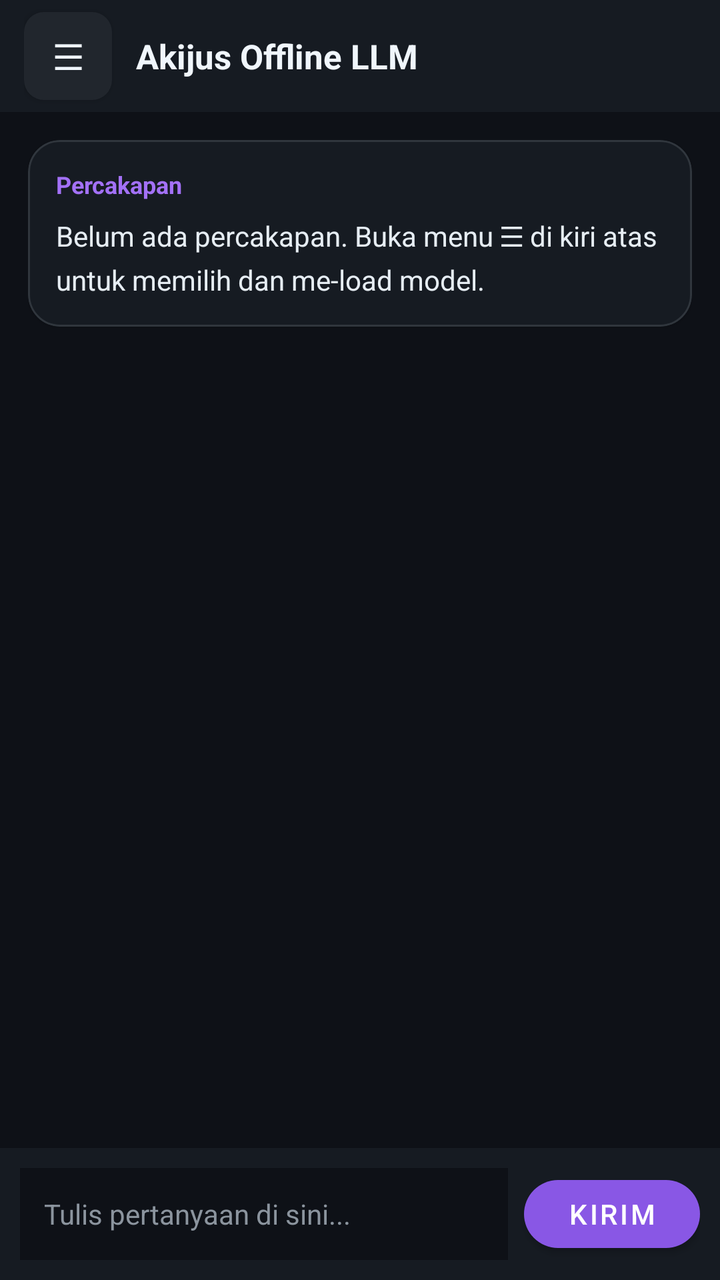
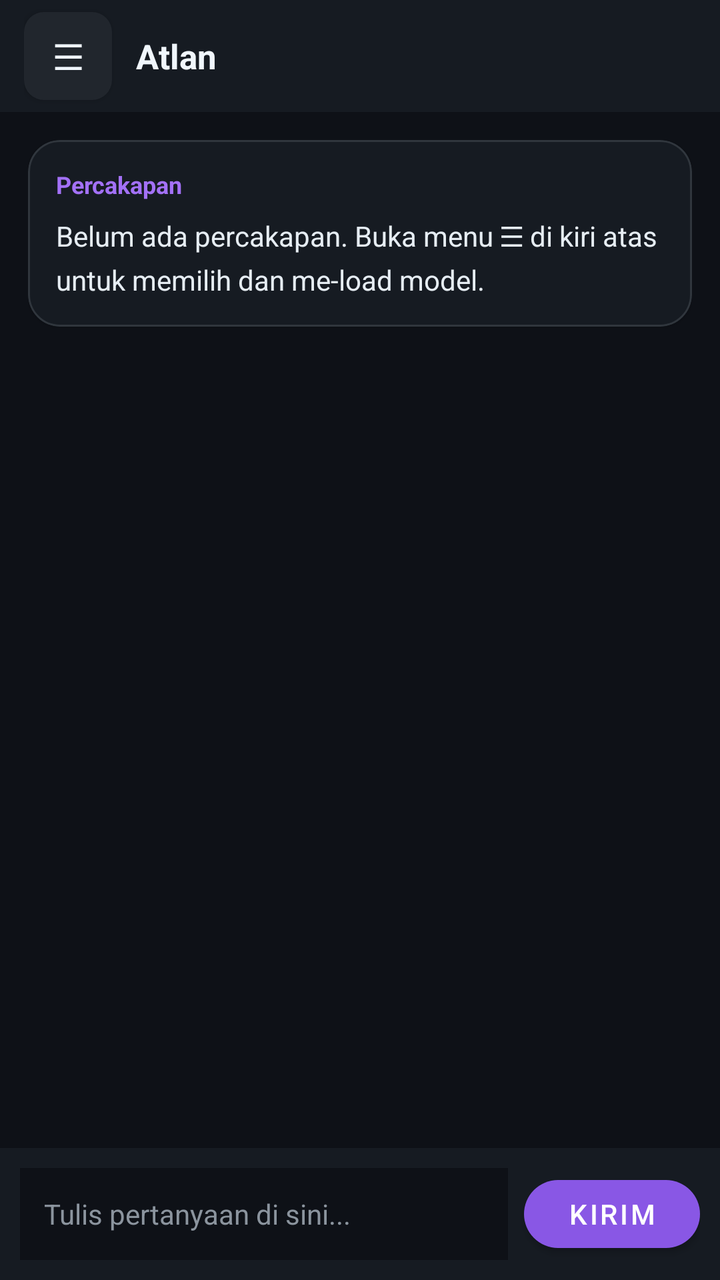

An Android layout rendered at two revisions. The XML below is the earlier revision; the diff shows what the commit changed to produce the second picture.
<!-- AndroidManifest.xml: application theme Theme.Akijus -->
<!-- res/layout/activity_main.xml -->
<?xml version="1.0" encoding="utf-8"?>
<androidx.drawerlayout.widget.DrawerLayout xmlns:android="http://schemas.android.com/apk/res/android"
    xmlns:app="http://schemas.android.com/apk/res-auto"
    android:id="@+id/drawerLayout"
    android:layout_width="match_parent"
    android:layout_height="match_parent"
    android:background="#0E1117">

    
    <androidx.constraintlayout.widget.ConstraintLayout
        android:layout_width="match_parent"
        android:layout_height="match_parent"
        android:background="#0E1117">

        
        <androidx.constraintlayout.widget.ConstraintLayout
            android:id="@+id/topBar"
            android:layout_width="0dp"
            android:layout_height="56dp"
            android:background="#161B22"
            android:paddingHorizontal="12dp"
            app:layout_constraintTop_toTopOf="parent"
            app:layout_constraintStart_toStartOf="parent"
            app:layout_constraintEnd_toEndOf="parent">

            <com.google.android.material.button.MaterialButton
                android:id="@+id/btnMenu"
                android:layout_width="44dp"
                android:layout_height="44dp"
                android:insetTop="0dp"
                android:insetBottom="0dp"
                android:padding="0dp"
                android:text="&#9776;"
                android:textColor="#F0F6FC"
                android:textSize="18sp"
                app:backgroundTint="#21262D"
                app:cornerRadius="10dp"
                app:layout_constraintTop_toTopOf="parent"
                app:layout_constraintBottom_toBottomOf="parent"
                app:layout_constraintStart_toStartOf="parent" />

            <TextView
                android:id="@+id/tvTitle"
                android:layout_width="0dp"
                android:layout_height="wrap_content"
                android:layout_marginStart="12dp"
                android:text="Akijus Offline LLM"
                android:textColor="#F0F6FC"
                android:textSize="17sp"
                android:textStyle="bold"
                app:layout_constraintTop_toTopOf="parent"
                app:layout_constraintBottom_toBottomOf="parent"
                app:layout_constraintStart_toEndOf="@id/btnMenu"
                app:layout_constraintEnd_toEndOf="parent" />
        </androidx.constraintlayout.widget.ConstraintLayout>

        
        <ScrollView
            android:id="@+id/scrollChat"
            android:layout_width="0dp"
            android:layout_height="0dp"
            android:padding="14dp"
            app:layout_constraintTop_toBottomOf="@id/topBar"
            app:layout_constraintBottom_toTopOf="@id/inputBar"
            app:layout_constraintStart_toStartOf="parent"
            app:layout_constraintEnd_toEndOf="parent">

            <com.google.android.material.card.MaterialCardView
                android:layout_width="match_parent"
                android:layout_height="wrap_content"
                app:cardBackgroundColor="#161B22"
                app:cardCornerRadius="16dp"
                app:strokeColor="#30363D"
                app:strokeWidth="1dp">

                <LinearLayout
                    android:layout_width="match_parent"
                    android:layout_height="wrap_content"
                    android:orientation="vertical"
                    android:padding="14dp">

                    <TextView
                        android:layout_width="wrap_content"
                        android:layout_height="wrap_content"
                        android:text="Percakapan"
                        android:textColor="#A371F7"
                        android:textSize="12sp"
                        android:textStyle="bold" />

                    <TextView
                        android:id="@+id/tvOutput"
                        android:layout_width="match_parent"
                        android:layout_height="wrap_content"
                        android:layout_marginTop="8dp"
                        android:lineSpacingExtra="5dp"
                        android:text="Belum ada percakapan. Buka menu &#9776; di kiri atas untuk memilih dan me-load model."
                        android:textColor="#E6EDF3"
                        android:textIsSelectable="true"
                        android:textSize="14sp" />
                </LinearLayout>
            </com.google.android.material.card.MaterialCardView>
        </ScrollView>

        
        <androidx.constraintlayout.widget.ConstraintLayout
            android:id="@+id/inputBar"
            android:layout_width="0dp"
            android:layout_height="wrap_content"
            android:background="#161B22"
            android:padding="10dp"
            app:layout_constraintBottom_toBottomOf="parent"
            app:layout_constraintStart_toStartOf="parent"
            app:layout_constraintEnd_toEndOf="parent">

            <EditText
                android:id="@+id/etPrompt"
                android:layout_width="0dp"
                android:layout_height="wrap_content"
                android:layout_marginEnd="8dp"
                android:background="#0E1117"
                android:hint="Tulis pertanyaan di sini..."
                android:inputType="textMultiLine"
                android:maxLines="4"
                android:minHeight="46dp"
                android:paddingHorizontal="12dp"
                android:paddingVertical="10dp"
                android:textColor="#F0F6FC"
                android:textColorHint="#8B949E"
                android:textSize="14sp"
                app:layout_constraintTop_toTopOf="parent"
                app:layout_constraintBottom_toBottomOf="parent"
                app:layout_constraintStart_toStartOf="parent"
                app:layout_constraintEnd_toStartOf="@id/btnGenerate" />

            <com.google.android.material.button.MaterialButton
                android:id="@+id/btnGenerate"
                android:layout_width="wrap_content"
                android:layout_height="46dp"
                android:text="KIRIM"
                android:textColor="#FFFFFF"
                app:backgroundTint="#8957E5"
                app:cornerRadius="20dp"
                app:layout_constraintTop_toTopOf="parent"
                app:layout_constraintBottom_toBottomOf="parent"
                app:layout_constraintEnd_toEndOf="parent" />
        </androidx.constraintlayout.widget.ConstraintLayout>

    </androidx.constraintlayout.widget.ConstraintLayout>

    
    <LinearLayout
        android:id="@+id/navDrawerPanel"
        android:layout_width="290dp"
        android:layout_height="match_parent"
        android:layout_gravity="start"
        android:background="#161B22"
        android:orientation="vertical"
        android:padding="16dp">

        <TextView
            android:layout_width="wrap_content"
            android:layout_height="wrap_content"
            android:text="Pengaturan &amp; Model"
            android:textColor="#F0F6FC"
            android:textSize="18sp"
            android:textStyle="bold" />

        <TextView
            android:id="@+id/tvStatus"
            android:layout_width="match_parent"
            android:layout_height="wrap_content"
            android:layout_marginTop="8dp"
            android:text="Status: model belum di-load"
            android:textColor="#8B949E"
            android:textSize="12sp" />

        <TextView
            android:id="@+id/tvSelectedModel"
            android:layout_width="match_parent"
            android:layout_height="wrap_content"
            android:layout_marginTop="6dp"
            android:text="File: belum dipilih"
            android:textColor="#C9D1D9"
            android:textSize="12sp" />

        <com.google.android.material.button.MaterialButton
            android:id="@+id/btnPickFile"
            android:layout_width="match_parent"
            android:layout_height="44dp"
            android:layout_marginTop="16dp"
            android:text="PILIH FILE (.GGUF)"
            android:textColor="#E6EDF3"
            android:textSize="12sp"
            app:backgroundTint="#21262D"
            app:cornerRadius="12dp"
            app:strokeColor="#30363D"
            app:strokeWidth="1dp" />

        <com.google.android.material.button.MaterialButton
            android:id="@+id/btnLoadModel"
            android:layout_width="match_parent"
            android:layout_height="44dp"
            android:layout_marginTop="10dp"
            android:text="LOAD MODEL"
            android:textColor="#FFFFFF"
            android:textSize="12sp"
            app:backgroundTint="#6E40C9"
            app:cornerRadius="12dp" />

        <View
            android:layout_width="match_parent"
            android:layout_height="1dp"
            android:layout_marginVertical="16dp"
            android:background="#30363D" />

        <TextView
            android:id="@+id/tvHistoryInfo"
            android:layout_width="match_parent"
            android:layout_height="wrap_content"
            android:text="Riwayat disimpan: 0 / 20 pesan"
            android:textColor="#8B949E"
            android:textSize="12sp" />

        <com.google.android.material.button.MaterialButton
            android:id="@+id/btnClearHistory"
            android:layout_width="match_parent"
            android:layout_height="44dp"
            android:layout_marginTop="10dp"
            android:text="HAPUS RIWAYAT"
            android:textColor="#F85149"
            android:textSize="12sp"
            app:backgroundTint="#21262D"
            app:cornerRadius="12dp"
            app:strokeColor="#F85149"
            app:strokeWidth="1dp" />

    </LinearLayout>

</androidx.drawerlayout.widget.DrawerLayout>
<!-- resources referenced by this layout -->
<resources>
  <style name="Theme.Akijus" parent="Theme.MaterialComponents.DayNight.DarkActionBar">
          <item name="colorPrimary">@color/purple_500</item>
          <item name="colorPrimaryVariant">@color/purple_700</item>
          <item name="colorOnPrimary">@android:color/white</item>
          <item name="colorSecondary">@color/teal_200</item>
      </style>
  <color name="purple_500">#FF6200EE</color>
  <color name="purple_700">#FF3700B3</color>
  <color name="teal_200">#FF03DAC5</color>
</resources>

<!-- the commit's change to res/layout/activity_main.xml (unified diff, before → after) -->
@@ -44,7 +44,7 @@
                 android:layout_width="0dp"
                 android:layout_height="wrap_content"
                 android:layout_marginStart="12dp"
-                android:text="Akijus Offline LLM"
+                android:text="Atlan"
                 android:textColor="#F0F6FC"
                 android:textSize="17sp"
                 android:textStyle="bold"
@@ -148,12 +148,18 @@
     </androidx.constraintlayout.widget.ConstraintLayout>
 
     
-    <LinearLayout
-        android:id="@+id/navDrawerPanel"
+    <ScrollView
         android:layout_width="290dp"
         android:layout_height="match_parent"
         android:layout_gravity="start"
         android:background="#161B22"
+        android:fillViewport="true">
+
+    <LinearLayout
+        android:id="@+id/navDrawerPanel"
+        android:layout_width="match_parent"
+        android:layout_height="wrap_content"
+        android:background="#161B22"
         android:orientation="vertical"
         android:padding="16dp">
 
@@ -214,19 +220,48 @@
             android:background="#30363D" />
 
         <TextView
-            android:id="@+id/tvHistoryInfo"
-            android:layout_width="match_parent"
-            android:layout_height="wrap_content"
-            android:text="Riwayat disimpan: 0 / 20 pesan"
+            android:layout_width="wrap_content"
+            android:layout_height="wrap_content"
+            android:text="LoRA Adapters"
+            android:textColor="#F0F6FC"
+            android:textSize="14sp"
+            android:textStyle="bold" />
+
+        <TextView
+            android:id="@+id/tvLoraInfo"
+            android:layout_width="match_parent"
+            android:layout_height="wrap_content"
+            android:layout_marginTop="6dp"
+            android:text="LoRA: 0 terpasang"
             android:textColor="#8B949E"
             android:textSize="12sp" />
 
-        <com.google.android.material.button.MaterialButton
-            android:id="@+id/btnClearHistory"
+        <LinearLayout
+            android:id="@+id/loraListCtn"
+            android:layout_width="match_parent"
+            android:layout_height="wrap_content"
+            android:layout_marginTop="8dp"
+            android:orientation="vertical" />
+
+        <com.google.android.material.button.MaterialButton
+            android:id="@+id/btnAddLora"
             android:layout_width="match_parent"
             android:layout_height="44dp"
             android:layout_marginTop="10dp"
-            android:text="HAPUS RIWAYAT"
+            android:text="TAMBAH LORA"
+            android:textColor="#E6EDF3"
+            android:textSize="12sp"
+            app:backgroundTint="#21262D"
+            app:cornerRadius="12dp"
+            app:strokeColor="#30363D"
+            app:strokeWidth="1dp" />
+
+        <com.google.android.material.button.MaterialButton
+            android:id="@+id/btnClearLora"
+            android:layout_width="match_parent"
+            android:layout_height="44dp"
+            android:layout_marginTop="10dp"
+            android:text="HAPUS SEMUA LORA"
             android:textColor="#F85149"
             android:textSize="12sp"
             app:backgroundTint="#21262D"
@@ -234,6 +269,34 @@
             app:strokeColor="#F85149"
             app:strokeWidth="1dp" />
 
+        <View
+            android:layout_width="match_parent"
+            android:layout_height="1dp"
+            android:layout_marginVertical="16dp"
+            android:background="#30363D" />
+
+        <TextView
+            android:id="@+id/tvHistoryInfo"
+            android:layout_width="match_parent"
+            android:layout_height="wrap_content"
+            android:text="Riwayat disimpan: 0 / 20 pesan"
+            android:textColor="#8B949E"
+            android:textSize="12sp" />
+
+        <com.google.android.material.button.MaterialButton
+            android:id="@+id/btnClearHistory"
+            android:layout_width="match_parent"
+            android:layout_height="44dp"
+            android:layout_marginTop="10dp"
+            android:text="HAPUS RIWAYAT"
+            android:textColor="#F85149"
+            android:textSize="12sp"
+            app:backgroundTint="#21262D"
+            app:cornerRadius="12dp"
+            app:strokeColor="#F85149"
+            app:strokeWidth="1dp" />
+
     </LinearLayout>
+    </ScrollView>
 
 </androidx.drawerlayout.widget.DrawerLayout>
